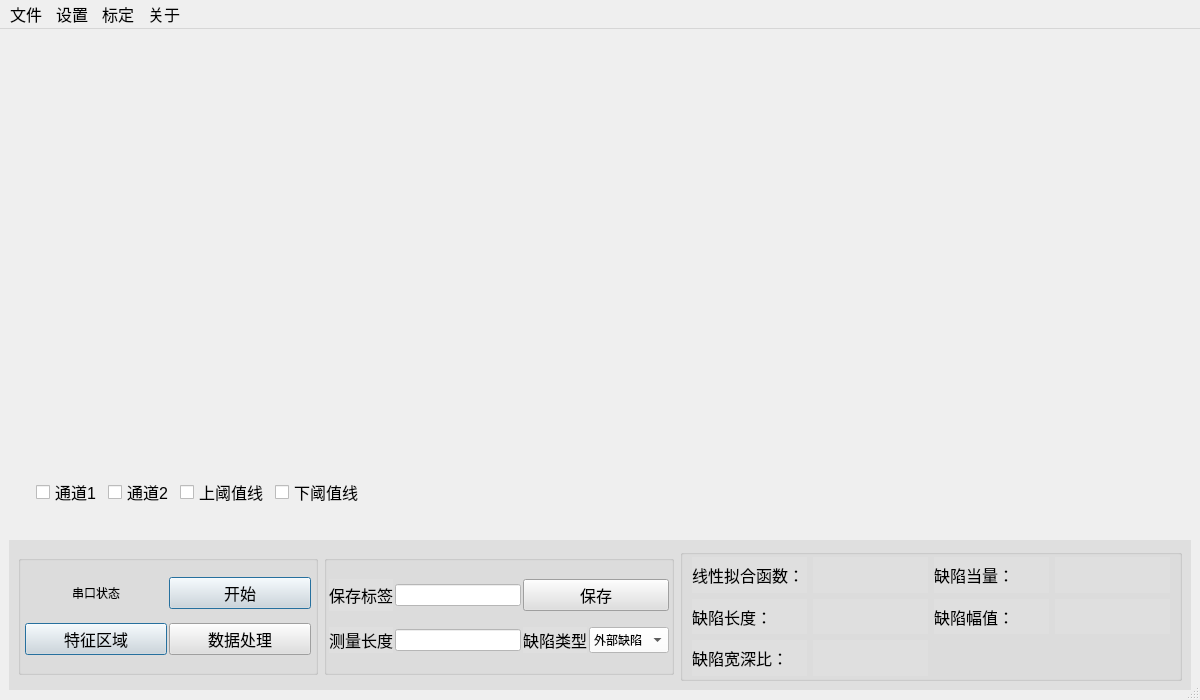
Old version of the form mainwindow.ui in the repository RoboticsKingWay/EMDetect.
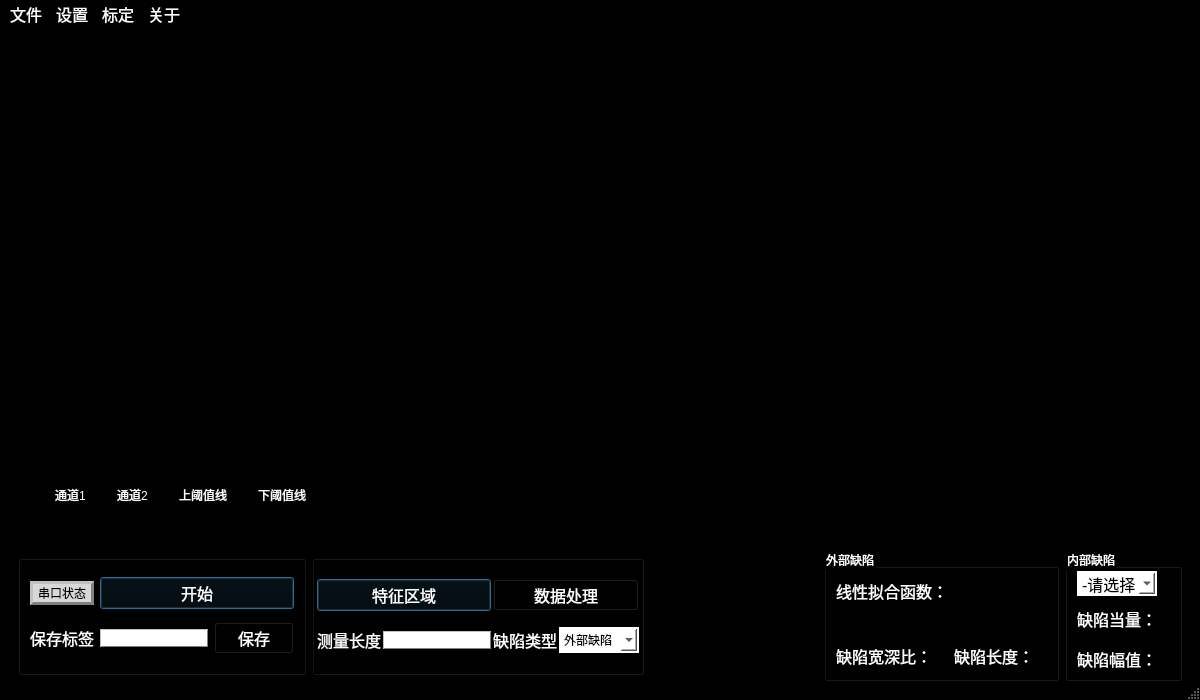
New version of the form. Icons and pictures are not drawn.

Patch:
```diff
--- a/mainwindow.ui
+++ b/mainwindow.ui
@@ -16,6 +16,205 @@
     <height>700</height>
    </size>
   </property>
+  <property name="palette">
+   <palette>
+    <active>
+     <colorrole role="WindowText">
+      <brush brushstyle="SolidPattern">
+       <color alpha="255">
+        <red>255</red>
+        <green>255</green>
+        <blue>255</blue>
+       </color>
+      </brush>
+     </colorrole>
+     <colorrole role="Button">
+      <brush brushstyle="SolidPattern">
+       <color alpha="255">
+        <red>0</red>
+        <green>0</green>
+        <blue>0</blue>
+       </color>
+      </brush>
+     </colorrole>
+     <colorrole role="Text">
+      <brush brushstyle="SolidPattern">
+       <color alpha="255">
+        <red>255</red>
+        <green>255</green>
+        <blue>255</blue>
+       </color>
+      </brush>
+     </colorrole>
+     <colorrole role="ButtonText">
+      <brush brushstyle="SolidPattern">
+       <color alpha="255">
+        <red>255</red>
+        <green>255</green>
+        <blue>255</blue>
+       </color>
+      </brush>
+     </colorrole>
+     <colorrole role="Base">
+      <brush brushstyle="SolidPattern">
+       <color alpha="255">
+        <red>0</red>
+        <green>0</green>
+        <blue>0</blue>
+       </color>
+      </brush>
+     </colorrole>
+     <colorrole role="Window">
+      <brush brushstyle="SolidPattern">
+       <color alpha="255">
+        <red>0</red>
+        <green>0</green>
+        <blue>0</blue>
+       </color>
+      </brush>
+     </colorrole>
+     <colorrole role="PlaceholderText">
+      <brush brushstyle="SolidPattern">
+       <color alpha="128">
+        <red>255</red>
+        <green>255</green>
+        <blue>255</blue>
+       </color>
+      </brush>
+     </colorrole>
+    </active>
+    <inactive>
+     <colorrole role="WindowText">
+      <brush brushstyle="SolidPattern">
+       <color alpha="255">
+        <red>255</red>
+        <green>255</green>
+        <blue>255</blue>
+       </color>
+      </brush>
+     </colorrole>
+     <colorrole role="Button">
+      <brush brushstyle="SolidPattern">
+       <color alpha="255">
+        <red>0</red>
+        <green>0</green>
+        <blue>0</blue>
+       </color>
+      </brush>
+     </colorrole>
+     <colorrole role="Text">
+      <brush brushstyle="SolidPattern">
+       <color alpha="255">
+        <red>255</red>
+        <green>255</green>
+        <blue>255</blue>
+       </color>
+      </brush>
+     </colorrole>
+     <colorrole role="ButtonText">
+      <brush brushstyle="SolidPattern">
+       <color alpha="255">
+        <red>255</red>
+        <green>255</green>
+        <blue>255</blue>
+       </color>
+      </brush>
+     </colorrole>
+     <colorrole role="Base">
+      <brush brushstyle="SolidPattern">
+       <color alpha="255">
+        <red>0</red>
+        <green>0</green>
+        <blue>0</blue>
+       </color>
+      </brush>
+     </colorrole>
+     <colorrole role="Window">
+      <brush brushstyle="SolidPattern">
+       <color alpha="255">
+        <red>0</red>
+        <green>0</green>
+        <blue>0</blue>
+       </color>
+      </brush>
+     </colorrole>
+     <colorrole role="PlaceholderText">
+      <brush brushstyle="SolidPattern">
+       <color alpha="128">
+        <red>255</red>
+        <green>255</green>
+        <blue>255</blue>
+       </color>
+      </brush>
+     </colorrole>
+    </inactive>
+    <disabled>
+     <colorrole role="WindowText">
+      <brush brushstyle="SolidPattern">
+       <color alpha="255">
+        <red>255</red>
+        <green>255</green>
+        <blue>255</blue>
+       </color>
+      </brush>
+     </colorrole>
+     <colorrole role="Button">
+      <brush brushstyle="SolidPattern">
+       <color alpha="255">
+        <red>0</red>
+        <green>0</green>
+        <blue>0</blue>
+       </color>
+      </brush>
+     </colorrole>
+     <colorrole role="Text">
+      <brush brushstyle="SolidPattern">
+       <color alpha="255">
+        <red>255</red>
+        <green>255</green>
+        <blue>255</blue>
+       </color>
+      </brush>
+     </colorrole>
+     <colorrole role="ButtonText">
+      <brush brushstyle="SolidPattern">
+       <color alpha="255">
+        <red>255</red>
+        <green>255</green>
+        <blue>255</blue>
+       </color>
+      </brush>
+     </colorrole>
+     <colorrole role="Base">
+      <brush brushstyle="SolidPattern">
+       <color alpha="255">
+        <red>0</red>
+        <green>0</green>
+        <blue>0</blue>
+       </color>
+      </brush>
+     </colorrole>
+     <colorrole role="Window">
+      <brush brushstyle="SolidPattern">
+       <color alpha="255">
+        <red>0</red>
+        <green>0</green>
+        <blue>0</blue>
+       </color>
+      </brush>
+     </colorrole>
+     <colorrole role="PlaceholderText">
+      <brush brushstyle="SolidPattern">
+       <color alpha="128">
+        <red>255</red>
+        <green>255</green>
+        <blue>255</blue>
+       </color>
+      </brush>
+     </colorrole>
+    </disabled>
+   </palette>
+  </property>
   <property name="windowTitle">
    <string>2通道激励磁检测软件</string>
   </property>
@@ -52,6 +251,13 @@
       <property name="autoFillBackground">
        <bool>false</bool>
       </property>
+      <property name="styleSheet">
+       <string notr="true">QWidget
+{
+    background-color: black;
+	color: white
+}</string>
+      </property>
       <layout class="QHBoxLayout" name="horizontalLayout">
        <item>
         <widget class="QWidget" name="widget_upleft" native="true">
@@ -166,8 +372,211 @@
         <height>150</height>
        </size>
       </property>
+      <property name="palette">
+       <palette>
+        <active>
+         <colorrole role="WindowText">
+          <brush brushstyle="SolidPattern">
+           <color alpha="255">
+            <red>255</red>
+            <green>255</green>
+            <blue>255</blue>
+           </color>
+          </brush>
+         </colorrole>
+         <colorrole role="Button">
+          <brush brushstyle="SolidPattern">
+           <color alpha="255">
+            <red>0</red>
+            <green>0</green>
+            <blue>0</blue>
+           </color>
+          </brush>
+         </colorrole>
+         <colorrole role="Text">
+          <brush brushstyle="SolidPattern">
+           <color alpha="255">
+            <red>255</red>
+            <green>255</green>
+            <blue>255</blue>
+           </color>
+          </brush>
+         </colorrole>
+         <colorrole role="ButtonText">
+          <brush brushstyle="SolidPattern">
+           <color alpha="255">
+            <red>255</red>
+            <green>255</green>
+            <blue>255</blue>
+           </color>
+          </brush>
+         </colorrole>
+         <colorrole role="Base">
+          <brush brushstyle="SolidPattern">
+           <color alpha="255">
+            <red>0</red>
+            <green>0</green>
+            <blue>0</blue>
+           </color>
+          </brush>
+         </colorrole>
+         <colorrole role="Window">
+          <brush brushstyle="SolidPattern">
+           <color alpha="255">
+            <red>0</red>
+            <green>0</green>
+            <blue>0</blue>
+           </color>
+          </brush>
+         </colorrole>
+         <colorrole role="PlaceholderText">
+          <brush brushstyle="SolidPattern">
+           <color alpha="128">
+            <red>255</red>
+            <green>255</green>
+            <blue>255</blue>
+           </color>
+          </brush>
+         </colorrole>
+        </active>
+        <inactive>
+         <colorrole role="WindowText">
+          <brush brushstyle="SolidPattern">
+           <color alpha="255">
+            <red>255</red>
+            <green>255</green>
+            <blue>255</blue>
+           </color>
+          </brush>
+         </colorrole>
+         <colorrole role="Button">
+          <brush brushstyle="SolidPattern">
+           <color alpha="255">
+            <red>0</red>
+            <green>0</green>
+            <blue>0</blue>
+           </color>
+          </brush>
+         </colorrole>
+         <colorrole role="Text">
+          <brush brushstyle="SolidPattern">
+           <color alpha="255">
+            <red>255</red>
+            <green>255</green>
+            <blue>255</blue>
+           </color>
+          </brush>
+         </colorrole>
+         <colorrole role="ButtonText">
+          <brush brushstyle="SolidPattern">
+           <color alpha="255">
+            <red>255</red>
+            <green>255</green>
+            <blue>255</blue>
+           </color>
+          </brush>
+         </colorrole>
+         <colorrole role="Base">
+          <brush brushstyle="SolidPattern">
+           <color alpha="255">
+            <red>0</red>
+            <green>0</green>
+            <blue>0</blue>
+           </color>
+          </brush>
+         </colorrole>
+         <colorrole role="Window">
+          <brush brushstyle="SolidPattern">
+           <color alpha="255">
+            <red>0</red>
+            <green>0</green>
+            <blue>0</blue>
+           </color>
+          </brush>
+         </colorrole>
+         <colorrole role="PlaceholderText">
+          <brush brushstyle="SolidPattern">
+           <color alpha="128">
+            <red>255</red>
+            <green>255</green>
+            <blue>255</blue>
+           </color>
+          </brush>
+         </colorrole>
+        </inactive>
+        <disabled>
+         <colorrole role="WindowText">
+          <brush brushstyle="SolidPattern">
+           <color alpha="255">
+            <red>255</red>
+            <green>255</green>
+            <blue>255</blue>
+           </color>
+          </brush>
+         </colorrole>
+         <colorrole role="Button">
+          <brush brushstyle="SolidPattern">
+           <color alpha="255">
+            <red>0</red>
+            <green>0</green>
+            <blue>0</blue>
+           </color>
+          </brush>
+         </colorrole>
+         <colorrole role="Text">
+          <brush brushstyle="SolidPattern">
+           <color alpha="255">
+            <red>255</red>
+            <green>255</green>
+            <blue>255</blue>
+           </color>
+          </brush>
+         </colorrole>
+         <colorrole role="ButtonText">
+          <brush brushstyle="SolidPattern">
+           <color alpha="255">
+            <red>255</red>
+            <green>255</green>
+            <blue>255</blue>
+           </color>
+          </brush>
+         </colorrole>
+         <colorrole role="Base">
+          <brush brushstyle="SolidPattern">
+           <color alpha="255">
+            <red>0</red>
+            <green>0</green>
+            <blue>0</blue>
+           </color>
+          </brush>
+         </colorrole>
+         <colorrole role="Window">
+          <brush brushstyle="SolidPattern">
+           <color alpha="255">
+            <red>0</red>
+            <green>0</green>
+            <blue>0</blue>
+           </color>
+          </brush>
+         </colorrole>
+         <colorrole role="PlaceholderText">
+          <brush brushstyle="SolidPattern">
+           <color alpha="128">
+            <red>255</red>
+            <green>255</green>
+            <blue>255</blue>
+           </color>
+          </brush>
+         </colorrole>
+        </disabled>
+       </palette>
+      </property>
       <property name="styleSheet">
-       <string notr="true">background-color:#DFDFDF</string>
+       <string notr="true">QWidget
+{
+    background-color: black;
+	color: white
+}</string>
       </property>
       <layout class="QHBoxLayout" name="horizontalLayout_3">
        <item>
@@ -180,7 +589,7 @@
          </property>
          <property name="maximumSize">
           <size>
-           <width>300</width>
+           <width>360</width>
            <height>120</height>
           </size>
          </property>
@@ -188,26 +597,27 @@
           <string/>
          </property>
          <layout class="QGridLayout" name="gridLayout_2">
-          <property name="sizeConstraint">
-           <enum>QLayout::SetDefaultConstraint</enum>
-          </property>
-          <property name="leftMargin">
-           <number>4</number>
-          </property>
-          <property name="topMargin">
-           <number>4</number>
-          </property>
-          <property name="rightMargin">
-           <number>4</number>
-          </property>
-          <property name="bottomMargin">
-           <number>4</number>
-          </property>
-          <property name="spacing">
-           <number>2</number>
-          </property>
+          <item row="1" column="0">
+           <widget class="QLabel" name="label">
+            <property name="font">
+             <font>
+              <pointsize>12</pointsize>
+             </font>
+            </property>
+            <property name="text">
+             <string>保存标签</string>
+            </property>
+           </widget>
+          </item>
           <item row="0" column="0">
            <widget class="QPushButton" name="pushButton_connect_state">
+            <property name="styleSheet">
+             <string notr="true">QPushButton {
+        border: 3px outset gray;
+        background-color: #D8D8D8;
+         color: black;
+        }</string>
+            </property>
             <property name="text">
              <string>串口状态</string>
             </property>
@@ -220,13 +630,55 @@
             </property>
            </widget>
           </item>
-          <item row="0" column="1">
+          <item row="1" column="1">
+           <widget class="QLineEdit" name="lineEdit">
+            <property name="whatsThis">
+             <string extracomment="tag"/>
+            </property>
+            <property name="accessibleDescription">
+             <string comment="tag"/>
+            </property>
+            <property name="autoFillBackground">
+             <bool>false</bool>
+            </property>
+            <property name="styleSheet">
+             <string notr="true">QLineEdit {
+        border: 1px outset gray;
+        background-color: white;
+         color: black;
+        }
+</string>
+            </property>
+            <property name="text">
+             <string/>
+            </property>
+            <property name="dragEnabled">
+             <bool>false</bool>
+            </property>
+           </widget>
+          </item>
+          <item row="0" column="1" colspan="2">
            <widget class="QPushButton" name="pushButton">
             <property name="font">
              <font>
               <pointsize>12</pointsize>
              </font>
             </property>
+            <property name="styleSheet">
+             <string notr="true">QPushButton {
+        border: 3px outset gray;
+        background-color: #FFFFD8;
+         color: black;
+        }
+        QPushButton:pressed {
+        border: 1px inset gray;
+         background-color: #11FF11;
+         color: white;&quot;
+        }
+        QPushButton:hover {
+         background-color: blue;
+        }</string>
+            </property>
             <property name="text">
              <string>开始</string>
             </property>
@@ -238,39 +690,36 @@
             </property>
            </widget>
           </item>
-          <item row="3" column="0">
-           <widget class="QPushButton" name="pushButton_5">
+          <item row="1" column="2">
+           <widget class="QPushButton" name="pushButton_2">
             <property name="font">
              <font>
               <pointsize>12</pointsize>
              </font>
             </property>
+            <property name="styleSheet">
+             <string notr="true">QPushButton {
+        border: 3px outset gray;
+        background-color: #FFFFD8;
+         color: black;
+        }
+        QPushButton:pressed {
+        border: 1px inset gray;
+         background-color: #989898;
+         color: white;&quot;
+        }</string>
+            </property>
             <property name="text">
-             <string>特征区域</string>
+             <string>保存</string>
             </property>
             <property name="autoDefault">
-             <bool>true</bool>
+             <bool>false</bool>
             </property>
             <property name="default">
-             <bool>true</bool>
-            </property>
-            <property name="flat">
              <bool>false</bool>
             </property>
            </widget>
           </item>
-          <item row="3" column="1">
-           <widget class="QPushButton" name="pushButton_3">
-            <property name="font">
-             <font>
-              <pointsize>12</pointsize>
-             </font>
-            </property>
-            <property name="text">
-             <string>数据处理</string>
-            </property>
-           </widget>
-          </item>
          </layout>
         </widget>
        </item>
@@ -307,47 +756,7 @@
           <property name="spacing">
            <number>2</number>
           </property>
-          <item row="0" column="0">
-           <widget class="QLabel" name="label">
-            <property name="font">
-             <font>
-              <pointsize>12</pointsize>
-             </font>
-            </property>
-            <property name="text">
-             <string>保存标签</string>
-            </property>
-           </widget>
-          </item>
-          <item row="0" column="1">
-           <widget class="QLineEdit" name="lineEdit">
-            <property name="styleSheet">
-             <string notr="true">background-color:white</string>
-            </property>
-            <property name="text">
-             <string/>
-            </property>
-           </widget>
-          </item>
-          <item row="0" column="2" colspan="2">
-           <widget class="QPushButton" name="pushButton_2">
-            <property name="font">
-             <font>
-              <pointsize>12</pointsize>
-             </font>
-            </property>
-            <property name="text">
-             <string>保存</string>
-            </property>
-            <property name="autoDefault">
-             <bool>false</bool>
-            </property>
-            <property name="default">
-             <bool>false</bool>
-            </property>
-           </widget>
-          </item>
-          <item row="1" column="0">
+          <item row="2" column="0">
            <widget class="QLabel" name="label_2">
             <property name="font">
              <font>
@@ -359,26 +768,7 @@
             </property>
            </widget>
           </item>
-          <item row="1" column="1">
-           <widget class="QLineEdit" name="lineEdit_scan_length">
-            <property name="styleSheet">
-             <string notr="true">background-color:white</string>
-            </property>
-           </widget>
-          </item>
-          <item row="1" column="2">
-           <widget class="QLabel" name="label_3">
-            <property name="font">
-             <font>
-              <pointsize>12</pointsize>
-             </font>
-            </property>
-            <property name="text">
-             <string>缺陷类型</string>
-            </property>
-           </widget>
-          </item>
-          <item row="1" column="3">
+          <item row="2" column="3">
            <widget class="QComboBox" name="comboBox">
             <property name="minimumSize">
              <size>
@@ -386,8 +776,15 @@
               <height>26</height>
              </size>
             </property>
+            <property name="font">
+             <font>
+              <pointsize>9</pointsize>
+             </font>
+            </property>
             <property name="styleSheet">
-             <string notr="true">background-color:white</string>
+             <string notr="true">background-color:white;
+color: black;
+border: 2px solid white</string>
             </property>
             <item>
              <property name="text">
@@ -401,21 +798,181 @@
             </item>
            </widget>
           </item>
+          <item row="2" column="1">
+           <widget class="QLineEdit" name="lineEdit_scan_length">
+            <property name="styleSheet">
+             <string notr="true">QLineEdit {
+        border: 1px outset gray;
+        background-color: white;
+         color: black;
+        }
+</string>
+            </property>
+           </widget>
+          </item>
+          <item row="2" column="2">
+           <widget class="QLabel" name="label_3">
+            <property name="font">
+             <font>
+              <pointsize>12</pointsize>
+             </font>
+            </property>
+            <property name="text">
+             <string>缺陷类型</string>
+            </property>
+           </widget>
+          </item>
+          <item row="1" column="2" colspan="2">
+           <widget class="QPushButton" name="pushButton_3">
+            <property name="font">
+             <font>
+              <pointsize>12</pointsize>
+             </font>
+            </property>
+            <property name="styleSheet">
+             <string notr="true">QPushButton {
+        border: 3px outset gray;
+        background-color: #FFFFD8;
+         color: black;
+        }
+        QPushButton:pressed {
+        border: 1px inset gray;
+         background-color: #989898;
+         color: white;&quot;
+        }</string>
+            </property>
+            <property name="text">
+             <string>数据处理</string>
+            </property>
+           </widget>
+          </item>
+          <item row="1" column="0" colspan="2">
+           <widget class="QPushButton" name="pushButton_5">
+            <property name="font">
+             <font>
+              <pointsize>12</pointsize>
+             </font>
+            </property>
+            <property name="styleSheet">
+             <string notr="true">QPushButton {
+        border: 3px outset gray;
+        background-color: #FFFFD8;
+         color: black;
+        }
+        QPushButton:pressed {
+        border: 1px inset gray;
+         background-color: #989898;
+         color: white;&quot;
+        }</string>
+            </property>
+            <property name="text">
+             <string>特征区域</string>
+            </property>
+            <property name="autoDefault">
+             <bool>true</bool>
+            </property>
+            <property name="default">
+             <bool>true</bool>
+            </property>
+            <property name="flat">
+             <bool>false</bool>
+            </property>
+           </widget>
+          </item>
          </layout>
         </widget>
        </item>
        <item>
-        <widget class="QGroupBox" name="groupBox_result">
+        <spacer name="horizontalSpacer_2">
+         <property name="orientation">
+          <enum>Qt::Horizontal</enum>
+         </property>
+         <property name="sizeHint" stdset="0">
+          <size>
+           <width>40</width>
+           <height>20</height>
+          </size>
+         </property>
+        </spacer>
+       </item>
+       <item>
+        <widget class="QGroupBox" name="groupBox_result_outside">
+         <property name="title">
+          <string>外部缺陷</string>
+         </property>
+         <layout class="QGridLayout" name="gridLayout_3">
+          <item row="0" column="0" colspan="2">
+           <widget class="QLabel" name="label_func">
+            <property name="font">
+             <font>
+              <pointsize>12</pointsize>
+             </font>
+            </property>
+            <property name="text">
+             <string>线性拟合函数：</string>
+            </property>
+           </widget>
+          </item>
+          <item row="1" column="0" colspan="3">
+           <widget class="QLabel" name="label_standar_function">
+            <property name="text">
+             <string/>
+            </property>
+           </widget>
+          </item>
+          <item row="2" column="0">
+           <widget class="QLabel" name="label_7">
+            <property name="font">
+             <font>
+              <pointsize>12</pointsize>
+             </font>
+            </property>
+            <property name="text">
+             <string>缺陷宽深比：</string>
+            </property>
+           </widget>
+          </item>
+          <item row="2" column="1">
+           <widget class="QLabel" name="label_detection_xy">
+            <property name="text">
+             <string/>
+            </property>
+           </widget>
+          </item>
+          <item row="2" column="2">
+           <widget class="QLabel" name="label_6">
+            <property name="font">
+             <font>
+              <pointsize>12</pointsize>
+             </font>
+            </property>
+            <property name="text">
+             <string>缺陷长度：</string>
+            </property>
+           </widget>
+          </item>
+          <item row="2" column="3">
+           <widget class="QLabel" name="label_detection_length">
+            <property name="text">
+             <string/>
+            </property>
+           </widget>
+          </item>
+         </layout>
+        </widget>
+       </item>
+       <item>
+        <widget class="QGroupBox" name="groupBox_result_inside">
          <property name="font">
           <font>
-           <pointsize>12</pointsize>
+           <pointsize>9</pointsize>
           </font>
          </property>
          <property name="autoFillBackground">
           <bool>false</bool>
          </property>
          <property name="title">
-          <string/>
+          <string>内部缺陷</string>
          </property>
          <layout class="QGridLayout" name="gridLayout_4">
           <property name="leftMargin">
@@ -427,21 +984,21 @@
           <property name="bottomMargin">
            <number>2</number>
           </property>
-          <item row="2" column="3">
-           <widget class="QLabel" name="label_detection_y">
-            <property name="text">
-             <string/>
-            </property>
-           </widget>
-          </item>
-          <item row="2" column="1">
-           <widget class="QLabel" name="label_detection_length">
-            <property name="text">
-             <string/>
-            </property>
-           </widget>
-          </item>
           <item row="2" column="2">
+           <widget class="QLabel" name="label_detection_fuzhi">
+            <property name="text">
+             <string/>
+            </property>
+           </widget>
+          </item>
+          <item row="1" column="2">
+           <widget class="QLabel" name="label_db_equal">
+            <property name="text">
+             <string/>
+            </property>
+           </widget>
+          </item>
+          <item row="2" column="1">
            <widget class="QLabel" name="label_8">
             <property name="font">
              <font>
@@ -453,31 +1010,7 @@
             </property>
            </widget>
           </item>
-          <item row="2" column="0">
-           <widget class="QLabel" name="label_6">
-            <property name="font">
-             <font>
-              <pointsize>12</pointsize>
-             </font>
-            </property>
-            <property name="text">
-             <string>缺陷长度：</string>
-            </property>
-           </widget>
-          </item>
-          <item row="1" column="0">
-           <widget class="QLabel" name="label_4">
-            <property name="font">
-             <font>
-              <pointsize>12</pointsize>
-             </font>
-            </property>
-            <property name="text">
-             <string>线性拟合函数：</string>
-            </property>
-           </widget>
-          </item>
-          <item row="1" column="2">
+          <item row="1" column="1">
            <widget class="QLabel" name="label_9">
             <property name="font">
              <font>
@@ -489,37 +1022,23 @@
             </property>
            </widget>
           </item>
-          <item row="3" column="0">
-           <widget class="QLabel" name="label_7">
+          <item row="0" column="1">
+           <widget class="QComboBox" name="comboBox_2">
             <property name="font">
              <font>
               <pointsize>12</pointsize>
              </font>
             </property>
-            <property name="text">
-             <string>缺陷宽深比：</string>
+            <property name="styleSheet">
+             <string notr="true">background-color:white;
+color: black;
+border: 2px solid white</string>
             </property>
-           </widget>
-          </item>
-          <item row="1" column="1">
-           <widget class="QLabel" name="label_standar_function">
-            <property name="text">
-             <string/>
-            </property>
-           </widget>
-          </item>
-          <item row="1" column="3">
-           <widget class="QLabel" name="label_db_eq">
-            <property name="text">
-             <string/>
-            </property>
-           </widget>
-          </item>
-          <item row="3" column="1">
-           <widget class="QLabel" name="label_detection_x_scale">
-            <property name="text">
-             <string/>
-            </property>
+            <item>
+             <property name="text">
+              <string>-请选择</string>
+             </property>
+            </item>
            </widget>
           </item>
          </layout>
@@ -545,6 +1064,13 @@
      <pointsize>12</pointsize>
     </font>
    </property>
+   <property name="styleSheet">
+    <string notr="true">
+
+    background-color: black;
+	color: white
+</string>
+   </property>
    <widget class="QMenu" name="menu_file">
     <property name="font">
      <font>
```
Left out of the diff: 10 changed lines with no effect on the pictures.
